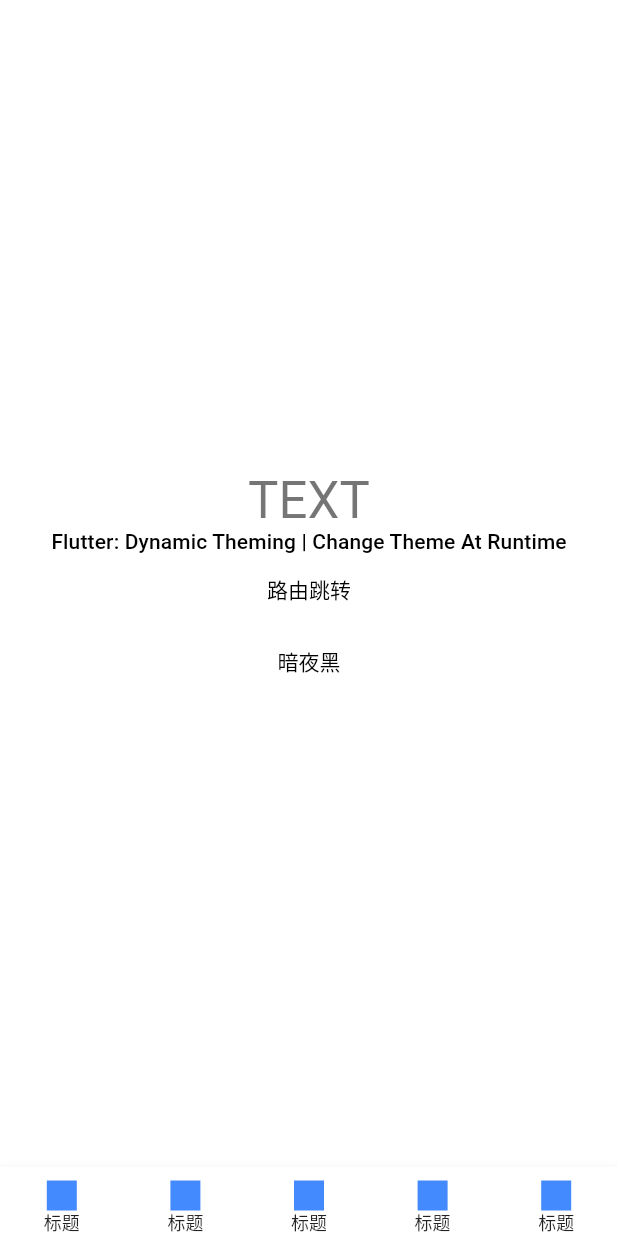
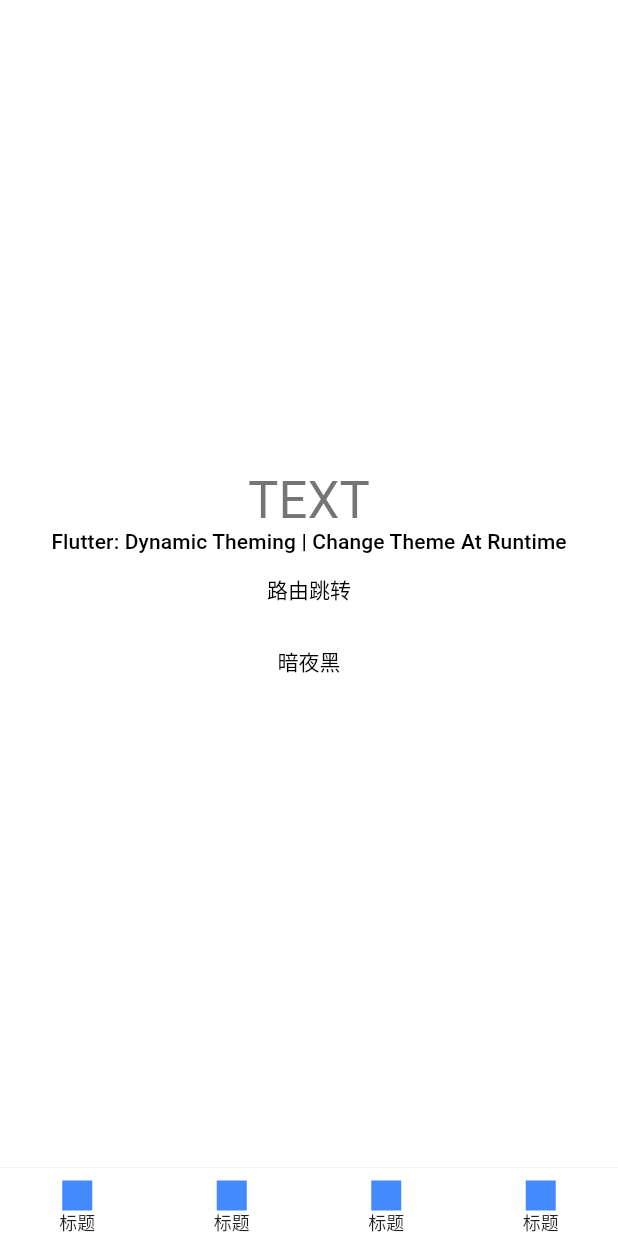
Before and after one commit to Tecode/dynamic_theme, a Flutter app: the screen it shows after launch, on a phone screen of 412 x 824 dp. Run offline on Flutter 3.47's test engine with Material 2 defaults, Android fonts, the phone set to English and light mode, and no system bars.

Commit message:
feat: 增加点击区域

```diff
--- a/lib/containers/app.dart
+++ b/lib/containers/app.dart
@@ -93,6 +93,7 @@
       theme: lightTheme.copyWith(platform: _options.platform),
       darkTheme: darkTheme.copyWith(platform: _options.platform),
       themeMode: _options.themeMode,
+      initialRoute: '/',
       home: Entrance(
         options: _options,
         handleOptionsChanged: _handleOptionsChanged,
--- a/lib/router/routerUnit.dart
+++ b/lib/router/routerUnit.dart
@@ -3,7 +3,7 @@
 class RouterUnit {
   const RouterUnit({
     @required this.title,
-    @required this.icon,
+    this.icon,
     this.subtitle,
     @required this.category,
     @required this.routeName,
--- a/lib/widgets/Entrance/NavigationBar.dart
+++ b/lib/widgets/Entrance/NavigationBar.dart
@@ -7,14 +7,12 @@
       height: 46.0 + MediaQuery.of(context).padding.bottom,
       decoration: BoxDecoration(
         color: Theme.of(context).backgroundColor,
-        boxShadow: [
-          BoxShadow(
-            color: Colors.black12.withOpacity(0.1),
-            spreadRadius: 1.0,
-            blurRadius: 6.0,
-            offset: Offset(0.0, 4.0),
+        border: Border(
+          top: BorderSide(
+            color: Color(0xffdedede).withOpacity(0.5),
+            width: 0.5,
           ),
-        ],
+        ),
       ),
       padding: EdgeInsets.only(bottom: MediaQuery.of(context).padding.bottom),
       child: Row(
@@ -22,9 +20,11 @@
         crossAxisAlignment: CrossAxisAlignment.end,
         children: <Widget>[
           ...List.generate(
-              5,
-              (_) => Column(
-                mainAxisSize: MainAxisSize.min,
+            4,
+            (_) => Expanded(
+              child: Column(
+                mainAxisSize: MainAxisSize.max,
+                mainAxisAlignment: MainAxisAlignment.end,
                 children: <Widget>[
                   Container(
                     width: 20.0,
@@ -39,7 +39,9 @@
                     ),
                   )
                 ],
-                  ))
+              ),
+            ),
+          ),
         ],
       ),
     );
```
Lines whose indentation alone changed are shown as unchanged.
